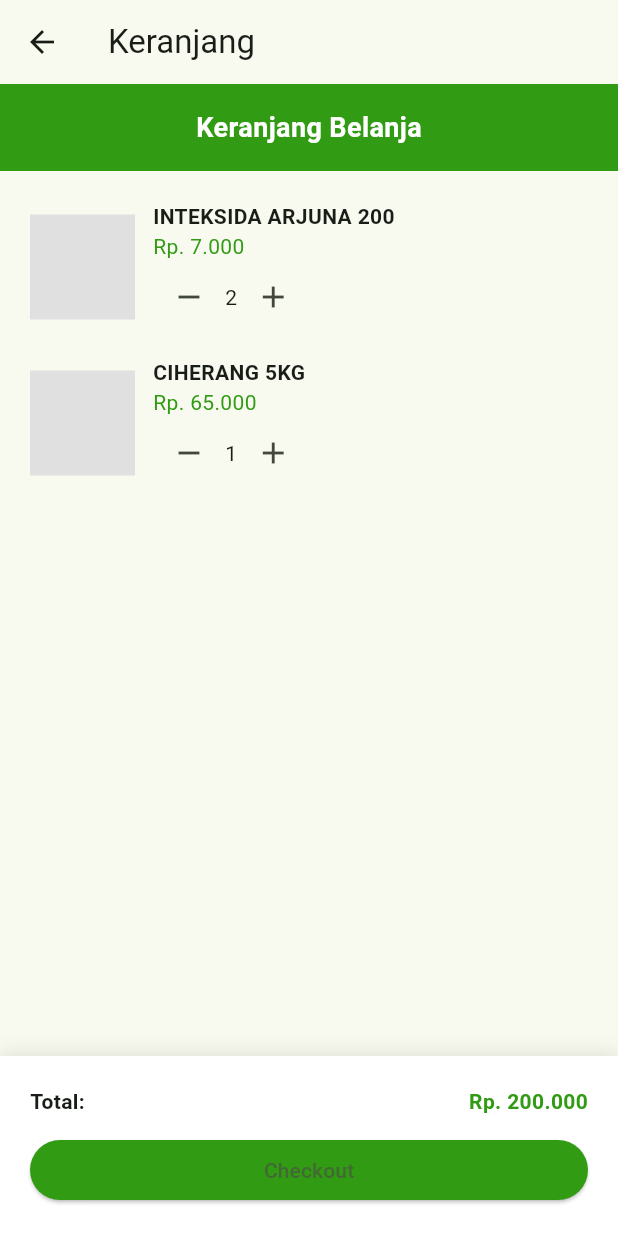
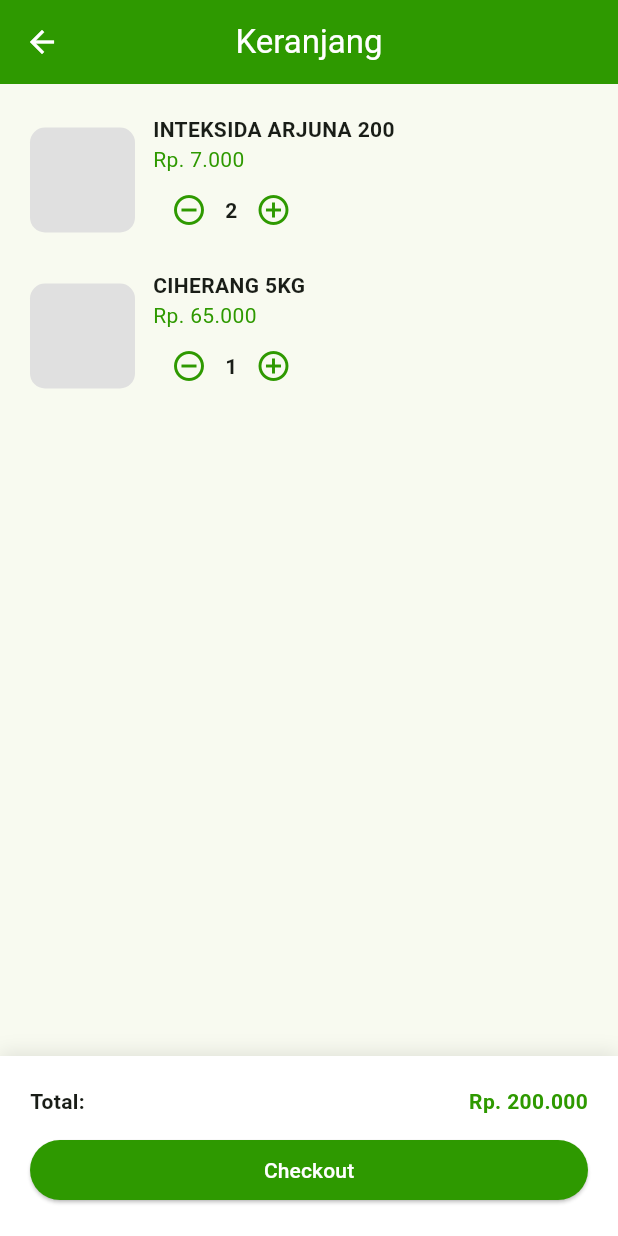
Before and after one commit to devadwikumara-sudo/flutter_application_mbahmeth, a Flutter app: the CartScreen screen opened directly, on a phone screen of 412 x 824 dp. Run offline on Flutter 3.47's test engine with Material 3 defaults, Android fonts, the phone set to English and light mode, and no system bars; our stand-ins replace image_picker.

Commit message:
refactor: memindahkan fitur customer ke folder customer dan merapikan import

```diff
--- a/lib/screens/cart_screen.dart
+++ b/lib/customer/cart_screen.dart
@@ -1,9 +1,8 @@
 import 'package:flutter/material.dart';
-import '../theme/app_colors.dart';
 
-// ==================
-// ✅ DIPAKAI DI TAB (TANPA SCAFFOLD)
-// ==================
+// --- KITA PAKAI WARNA LANGSUNG BIAR GAK ERROR IMPORT THEME ---
+const Color primaryGreen = Color(0xFF2E9900);
+
 class CartContent extends StatelessWidget {
   const CartContent({super.key});
 
@@ -11,25 +10,6 @@ class CartContent extends StatelessWidget {
   Widget build(BuildContext context) {
     return Column(
       children: [
-        // HEADER
-        Container(
-          padding: const EdgeInsets.all(16),
-          color: AppColors.primaryGreen,
-          child: const SafeArea(
-            child: Center(
-              child: Text(
-                'Keranjang Belanja',
-                style: TextStyle(
-                  color: Colors.white,
-                  fontWeight: FontWeight.bold,
-                  fontSize: 18,
-                ),
-              ),
-            ),
-          ),
-        ),
-
-        // LIST PRODUK
         Expanded(
           child: ListView(
             padding: const EdgeInsets.all(20),
@@ -48,8 +28,6 @@ class CartContent extends StatelessWidget {
             ],
           ),
         ),
-
-        // TOTAL + BUTTON
         Container(
           padding: const EdgeInsets.all(20),
           decoration: BoxDecoration(
@@ -72,7 +50,7 @@ class CartContent extends StatelessWidget {
                   Text(
                     'Rp. 200.000',
                     style: TextStyle(
-                      color: AppColors.primaryGreen,
+                      color: primaryGreen,
                       fontWeight: FontWeight.bold,
                     ),
                   ),
@@ -88,9 +66,9 @@ class CartContent extends StatelessWidget {
                     );
                   },
                   style: ElevatedButton.styleFrom(
-                    backgroundColor: AppColors.primaryGreen,
+                    backgroundColor: primaryGreen,
                   ),
-                  child: const Text('Checkout'),
+                  child: const Text('Checkout', style: TextStyle(color: Colors.white)),
                 ),
               ),
             ],
@@ -101,24 +79,23 @@ class CartContent extends StatelessWidget {
   }
 }
 
-// ==================
-// ✅ OPTIONAL (kalau mau Navigator.push)
-// ==================
 class CartScreen extends StatelessWidget {
   const CartScreen({super.key});
 
   @override
   Widget build(BuildContext context) {
     return Scaffold(
-      appBar: AppBar(title: const Text('Keranjang')),
+      appBar: AppBar(
+        title: const Text('Keranjang', style: TextStyle(color: Colors.white)),
+        backgroundColor: primaryGreen,
+        centerTitle: true,
+        iconTheme: const IconThemeData(color: Colors.white),
+      ),
       body: const CartContent(),
     );
   }
 }
 
-// ==================
-// ITEM
-// ==================
 class CartItem extends StatefulWidget {
   final String productName;
   final String price;
@@ -148,28 +125,31 @@ class _CartItemState extends State<CartItem> {
   Widget build(BuildContext context) {
     return Row(
       children: [
-        Container(width: 70, height: 70, color: Colors.grey.shade300),
+        Container(
+          width: 70,
+          height: 70,
+          decoration: BoxDecoration(
+            color: Colors.grey.shade300,
+            borderRadius: BorderRadius.circular(10)
+          )
+        ),
         const SizedBox(width: 12),
-
         Expanded(
           child: Column(
             crossAxisAlignment: CrossAxisAlignment.start,
             children: [
               Text(widget.productName, style: const TextStyle(fontWeight: FontWeight.bold)),
-              Text('Rp. ${widget.price}', style: const TextStyle(color: AppColors.primaryGreen)),
-
+              Text('Rp. ${widget.price}', style: const TextStyle(color: primaryGreen)),
               Row(
                 children: [
                   IconButton(
-                    onPressed: () {
-                      if (_qty > 1) setState(() => _qty--);
-                    },
-                    icon: const Icon(Icons.remove),
+                    onPressed: () { if (_qty > 1) setState(() => _qty--); },
+                    icon: const Icon(Icons.remove_circle_outline, color: primaryGreen),
                   ),
-                  Text(_qty.toString()),
+                  Text(_qty.toString(), style: const TextStyle(fontWeight: FontWeight.bold)),
                   IconButton(
                     onPressed: () => setState(() => _qty++),
-                    icon: const Icon(Icons.add),
+                    icon: const Icon(Icons.add_circle_outline, color: primaryGreen),
                   ),
                 ],
               )
--- a/lib/screens/history_screen.dart
+++ b/lib/customer/history_screen.dart
@@ -1,5 +1,6 @@
 import 'package:flutter/material.dart';
-import 'order_card.dart'; // order_card.dart ada di folder screens/ yang sama
+// Sesuaikan import ini karena order_card sudah satu folder di customer
+import 'order_card.dart';
 
 class HistoryScreen extends StatelessWidget {
   const HistoryScreen({super.key});
@@ -16,6 +17,7 @@ class HistoryScreen extends StatelessWidget {
           'Riwayat Pesanan',
           style: TextStyle(color: Colors.white, fontWeight: FontWeight.bold),
         ),
+        // Pakai leading ini kalau dibuka sebagai halaman mandiri (push)
         leading: IconButton(
           icon: const Icon(Icons.arrow_back, color: Colors.white),
           onPressed: () => Navigator.pop(context),
```
Also changed, not shown: lib/customer/home_screen.dart (renamed from lib/screens/home_screen.dart, +20 -16 lines), lib/customer/notification_screen.dart (renamed from lib/screens/notification_screen.dart), lib/customer/order_card.dart (renamed from lib/screens/order_card.dart), lib/customer/profil_screen.dart (renamed from lib/screens/profil_screen.dart).
